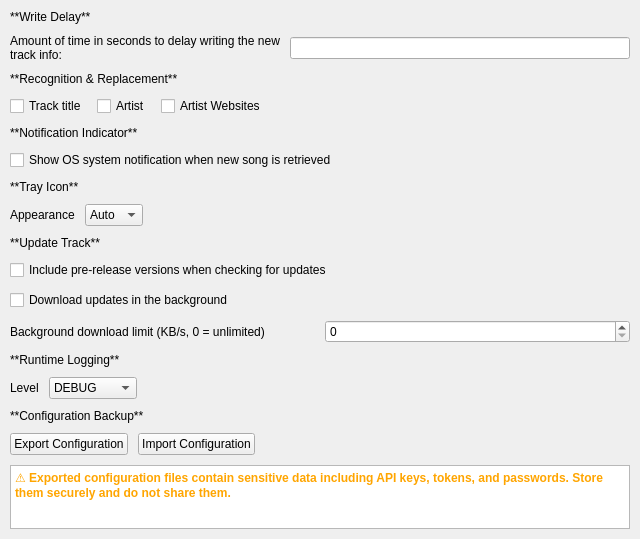
Old version of the form nowplaying/resources/ui/general.ui in the repository whatsnowplaying/whats-now-playing.
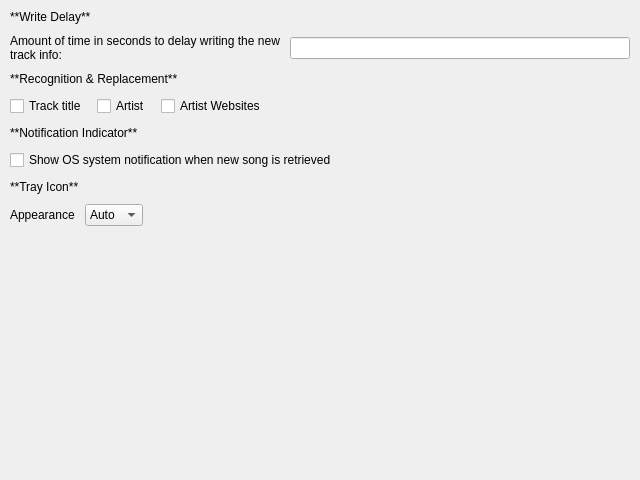
New version of the form.

Commit message: fix: shrink oversized settings pages causing off-screen buttons (#1792)

What changed in the file:
```diff
--- a/nowplaying/resources/ui/general.ui
+++ b/nowplaying/resources/ui/general.ui
@@ -170,189 +170,17 @@
     </layout>
    </item>
    <item>
-    <widget class="QLabel" name="prerelease_label">
-     <property name="text">
-      <string>**Update Track**</string>
+    <spacer>
+     <property name="orientation">
+      <enum>Qt::Vertical</enum>
      </property>
-     <property name="textFormat">
-      <enum>Qt::MarkdownText</enum>
+     <property name="sizeHint" stdset="0">
+      <size>
+       <width>20</width>
+       <height>40</height>
+      </size>
      </property>
-    </widget>
-   </item>
-   <item>
-    <widget class="QCheckBox" name="prerelease_checkbox">
-     <property name="text">
-      <string>Include pre-release versions when checking for updates</string>
-     </property>
-     <property name="toolTip">
-      <string>When enabled, the update check will surface pre-release (preview) builds in addition to stable releases.  Users already running a pre-release see them regardless of this setting.</string>
-     </property>
-    </widget>
-   </item>
-   <item>
-    <widget class="QCheckBox" name="prefetch_checkbox">
-     <property name="text">
-      <string>Download updates in the background</string>
-     </property>
-     <property name="toolTip">
-      <string>When enabled, update archives are downloaded silently while the app is running so the next launch can install without waiting for a download.</string>
-     </property>
-    </widget>
-   </item>
-   <item>
-    <layout class="QHBoxLayout" name="prefetch_bandwidth_layout">
-     <item>
-      <widget class="QLabel" name="prefetch_bandwidth_label">
-       <property name="text">
-        <string>Background download limit (KB/s, 0 = unlimited)</string>
-       </property>
-      </widget>
-     </item>
-     <item>
-      <widget class="QSpinBox" name="prefetch_bandwidth_spinbox">
-       <property name="toolTip">
-        <string>Maximum download speed for background update pre-fetch. Set to 0 for unlimited. Useful during live sets to avoid network contention.</string>
-       </property>
-       <property name="minimum">
-        <number>0</number>
-       </property>
-       <property name="maximum">
-        <number>100000</number>
-       </property>
-       <property name="singleStep">
-        <number>100</number>
-       </property>
-      </widget>
-     </item>
-    </layout>
-   </item>
-   <item>
-    <widget class="QLabel" name="logging_header_label">
-     <property name="text">
-      <string>**Runtime Logging**</string>
-     </property>
-     <property name="textFormat">
-      <enum>Qt::MarkdownText</enum>
-     </property>
-    </widget>
-   </item>
-   <item>
-    <layout class="QHBoxLayout" name="logging_layout">
-     <item>
-      <widget class="QLabel" name="logging_combo_label">
-       <property name="text">
-        <string>Level</string>
-       </property>
-      </widget>
-     </item>
-     <item>
-      <widget class="QComboBox" name="logging_combobox">
-       <item>
-        <property name="text">
-         <string>DEBUG</string>
-        </property>
-       </item>
-       <item>
-        <property name="text">
-         <string>INFO</string>
-        </property>
-       </item>
-       <item>
-        <property name="text">
-         <string>WARNING</string>
-        </property>
-       </item>
-       <item>
-        <property name="text">
-         <string>ERROR</string>
-        </property>
-       </item>
-       <item>
-        <property name="text">
-         <string>CRITICAL</string>
-        </property>
-       </item>
-      </widget>
-     </item>
-     <item>
-      <spacer>
-       <property name="orientation">
-        <enum>Qt::Horizontal</enum>
-       </property>
-       <property name="sizeHint" stdset="0">
-        <size>
-         <width>40</width>
-         <height>20</height>
-        </size>
-       </property>
-      </spacer>
-     </item>
-    </layout>
-   </item>
-   <item>
-    <widget class="QLabel" name="config_backup_label">
-     <property name="text">
-      <string>**Configuration Backup**</string>
-     </property>
-     <property name="textFormat">
-      <enum>Qt::MarkdownText</enum>
-     </property>
-    </widget>
-   </item>
-   <item>
-    <layout class="QHBoxLayout" name="config_buttons_layout">
-     <item>
-      <widget class="QPushButton" name="export_config_button">
-       <property name="text">
-        <string>Export Configuration</string>
-       </property>
-       <property name="toolTip">
-        <string>Export all settings to a JSON file. WARNING: Contains sensitive data including API keys and passwords.</string>
-       </property>
-      </widget>
-     </item>
-     <item>
-      <widget class="QPushButton" name="import_config_button">
-       <property name="text">
-        <string>Import Configuration</string>
-       </property>
-       <property name="toolTip">
-        <string>Import settings from a JSON file. This will overwrite current settings.</string>
-       </property>
-      </widget>
-     </item>
-     <item>
-      <spacer>
-       <property name="orientation">
-        <enum>Qt::Horizontal</enum>
-       </property>
-       <property name="sizeHint" stdset="0">
-        <size>
-         <width>40</width>
-         <height>20</height>
-        </size>
-       </property>
-      </spacer>
-     </item>
-    </layout>
-   </item>
-   <item>
-    <widget class="QTextBrowser" name="config_warning_label">
-     <property name="sizePolicy">
-      <sizepolicy hsizetype="Expanding" vsizetype="Expanding">
-       <horstretch>0</horstretch>
-       <verstretch>1</verstretch>
-      </sizepolicy>
-     </property>
-     <property name="html">
-      <string>&lt;!DOCTYPE HTML PUBLIC &quot;-//W3C//DTD HTML 4.0//EN&quot; &quot;http://www.w3.org/TR/REC-html40/strict.dtd&quot;&gt;
-&lt;html&gt;&lt;head&gt;&lt;meta name=&quot;qrichtext&quot; content=&quot;1&quot; /&gt;&lt;style type=&quot;text/css&quot;&gt;
-p, li { white-space: pre-wrap; }
-&lt;/style&gt;&lt;/head&gt;&lt;body&gt;
-&lt;p&gt;&lt;span style=&quot;color:orange; font-weight:600;&quot;&gt;⚠️ Exported configuration files contain sensitive data including API keys, tokens, and passwords. Store them securely and do not share them.&lt;/span&gt;&lt;/p&gt;
-&lt;/body&gt;&lt;/html&gt;</string>
-     </property>
-    </widget>
+    </spacer>
    </item>
   </layout>
  </widget>
```
The commit also changes 10 other files.
